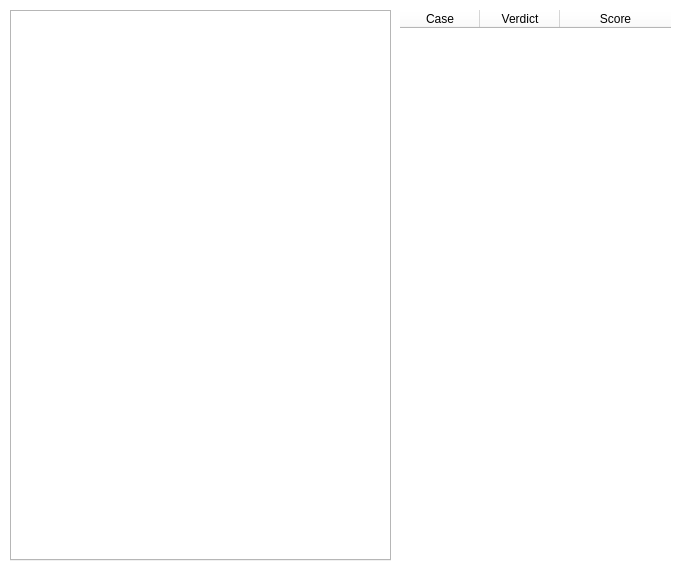
zyzhao-24/Project-Offline-Judge, file submissioninfo.ui: the form before one commit.
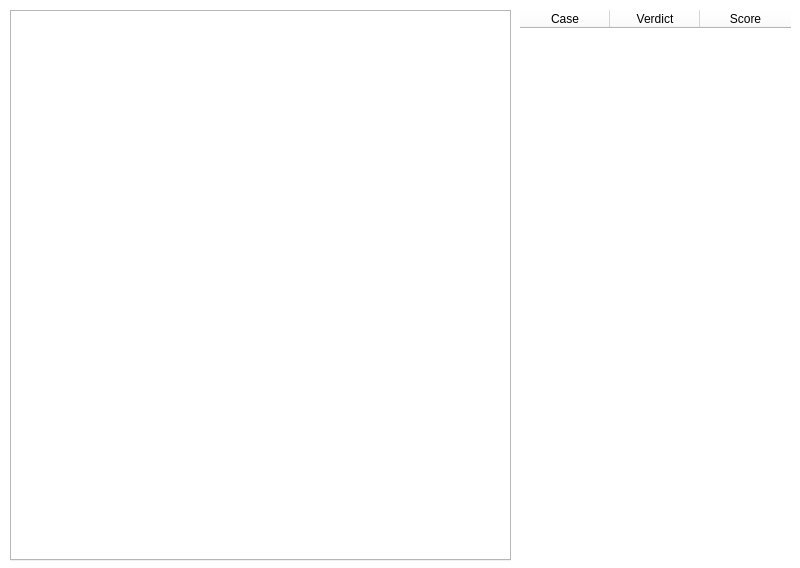
The form after the commit.

Commit message: added highlighter to submission info

```diff
--- a/submissioninfo.ui
+++ b/submissioninfo.ui
@@ -6,19 +6,19 @@
    <rect>
     <x>0</x>
     <y>0</y>
-    <width>676</width>
+    <width>800</width>
     <height>568</height>
    </rect>
   </property>
   <property name="minimumSize">
    <size>
-    <width>676</width>
+    <width>800</width>
     <height>568</height>
    </size>
   </property>
   <property name="maximumSize">
    <size>
-    <width>676</width>
+    <width>800</width>
     <height>568</height>
    </size>
   </property>
@@ -36,7 +36,7 @@
     <rect>
      <x>10</x>
      <y>10</y>
-     <width>381</width>
+     <width>501</width>
      <height>551</height>
     </rect>
    </property>
@@ -44,7 +44,7 @@
   <widget class="QTableWidget" name="tableWidget">
    <property name="geometry">
     <rect>
-     <x>400</x>
+     <x>520</x>
      <y>10</y>
      <width>271</width>
      <height>551</height>
@@ -81,7 +81,7 @@
     <number>16</number>
    </attribute>
    <attribute name="horizontalHeaderDefaultSectionSize">
-    <number>80</number>
+    <number>90</number>
    </attribute>
    <attribute name="horizontalHeaderHighlightSections">
     <bool>false</bool>
```
The commit also changes 2 other files.
